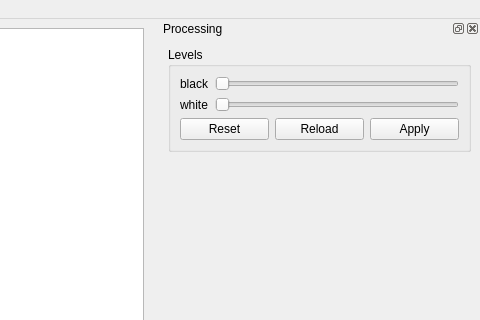
Above: src/als/ui/als_ui.ui from gehelem/als before the change; both pictures show x 595 to 1075 and y 0 to 320 of the 1075 by 974 pixel window. Below: the same form after it.
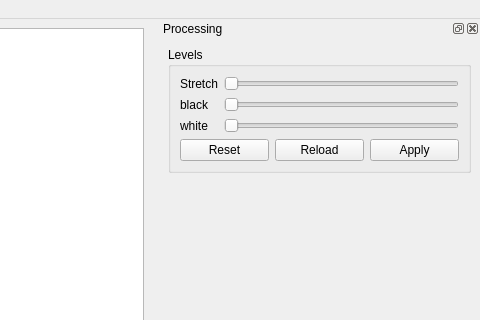
That is the form after the change. Custom widgets are drawn as their Qt base class.

Commit message: Try and implement stretch in level processor

What changed in the file:
```diff
--- a/src/als/ui/als_ui.ui
+++ b/src/als/ui/als_ui.ui
@@ -623,33 +623,50 @@
         <item>
          <layout class="QGridLayout" name="gridLayout_2">
           <item row="0" column="0">
+           <widget class="QLabel" name="label_3">
+            <property name="text">
+             <string>Stretch</string>
+            </property>
+           </widget>
+          </item>
+          <item row="0" column="1">
+           <widget class="QSlider" name="sld_stretch">
+            <property name="maximum">
+             <number>4096</number>
+            </property>
+            <property name="orientation">
+             <enum>Qt::Horizontal</enum>
+            </property>
+           </widget>
+          </item>
+          <item row="1" column="0">
            <widget class="QLabel" name="label">
             <property name="text">
              <string>black</string>
             </property>
            </widget>
           </item>
-          <item row="0" column="1">
+          <item row="1" column="1">
            <widget class="QSlider" name="sld_black">
             <property name="maximum">
-             <number>255</number>
+             <number>4096</number>
             </property>
             <property name="orientation">
              <enum>Qt::Horizontal</enum>
             </property>
            </widget>
           </item>
-          <item row="1" column="0">
+          <item row="2" column="0">
            <widget class="QLabel" name="label_2">
             <property name="text">
              <string>white</string>
             </property>
            </widget>
           </item>
-          <item row="1" column="1">
+          <item row="2" column="1">
            <widget class="QSlider" name="sld_white">
             <property name="maximum">
-             <number>255</number>
+             <number>4096</number>
             </property>
             <property name="orientation">
              <enum>Qt::Horizontal</enum>
```
The commit also changes 4 other files.
